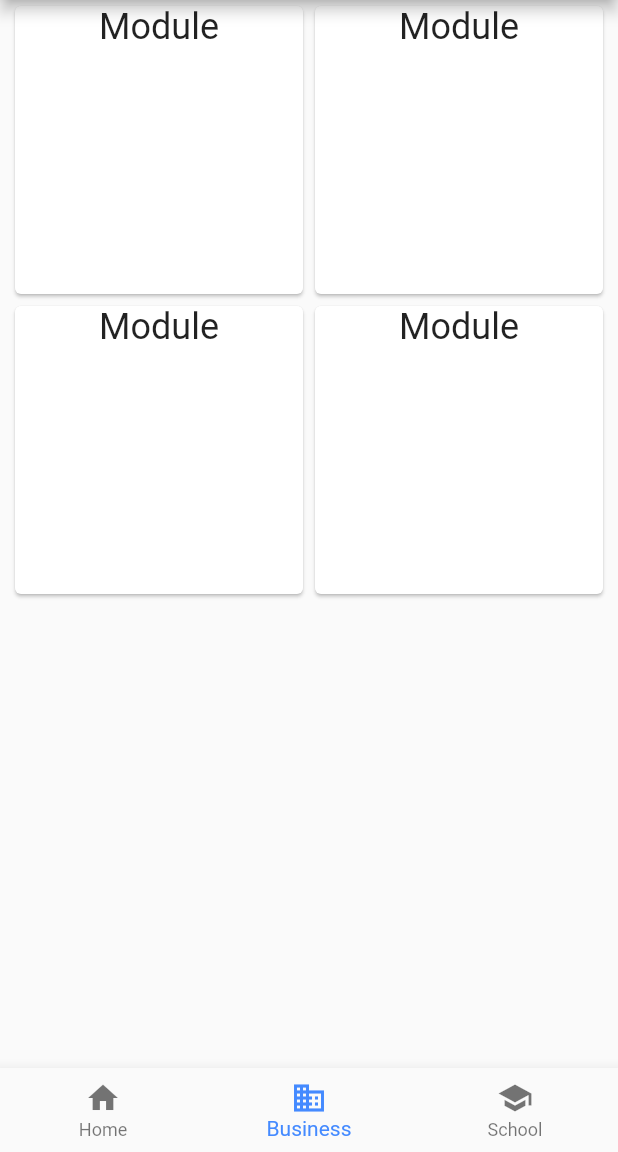
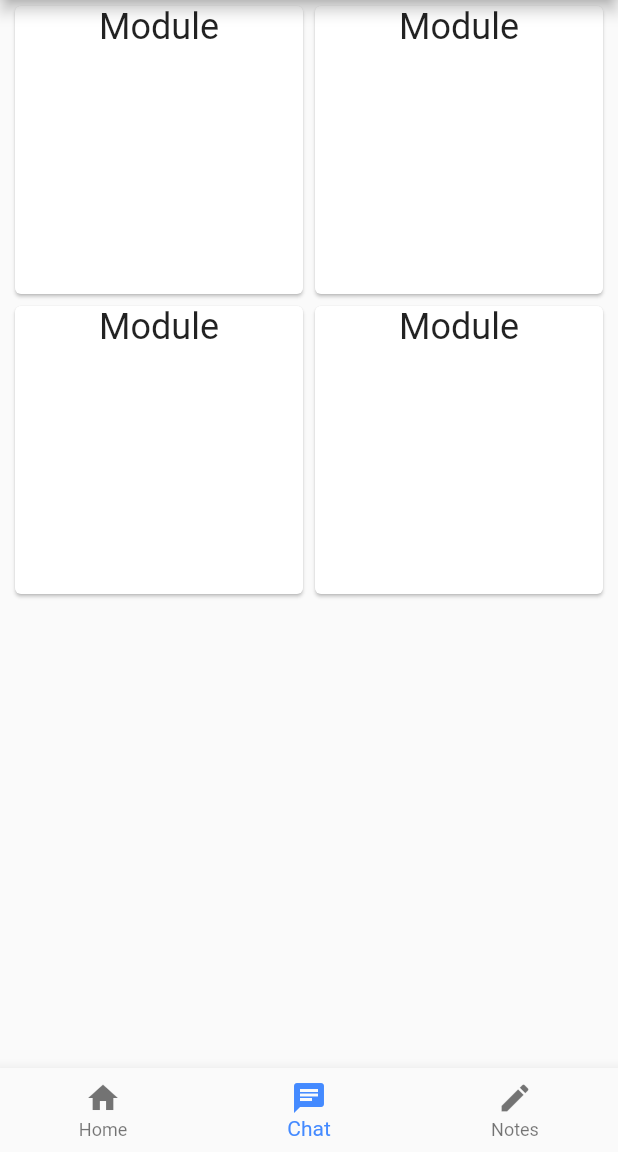
Before and after one commit to KTruong88/phone-assist, a Flutter app: the screen it shows after launch, on a phone screen of 412 x 824 dp, the part 84-1236 px from its top. Run offline on Flutter 3.47's test engine with Material 2 defaults, Android fonts, the phone set to English and light mode, and no system bars.

Commit message:
widgets folder, changed icons

```diff
--- a/lib/main.dart
+++ b/lib/main.dart
@@ -1,7 +1,7 @@
 import 'package:flutter/material.dart';
 
-import './modules.dart';
-import './bottom_navbar.dart';
+import './widgets/modules.dart';
+import './widgets/bottom_navbar.dart';
 
 void main() => runApp(MyApp());
 
--- a/lib/bottom_navbar.dart
+++ b/lib/widgets/bottom_navbar.dart
@@ -20,10 +20,8 @@ class _BottomNavbar extends State<BottomNavbar> {
     return BottomNavigationBar(
       items: <BottomNavigationBarItem>[
         BottomNavigationBarItem(icon: Icon(Icons.home), title: Text('Home')),
-        BottomNavigationBarItem(
-            icon: Icon(Icons.business), title: Text('Business')),
-        BottomNavigationBarItem(
-            icon: Icon(Icons.school), title: Text('School')),
+        BottomNavigationBarItem(icon: Icon(Icons.chat), title: Text('Chat')),
+        BottomNavigationBarItem(icon: Icon(Icons.edit), title: Text('Notes')),
       ],
       currentIndex: _selectedIndex,
       fixedColor: Colors.blueAccent,
```
Also changed, not shown: lib/widgets/modules.dart (renamed from lib/modules.dart).
